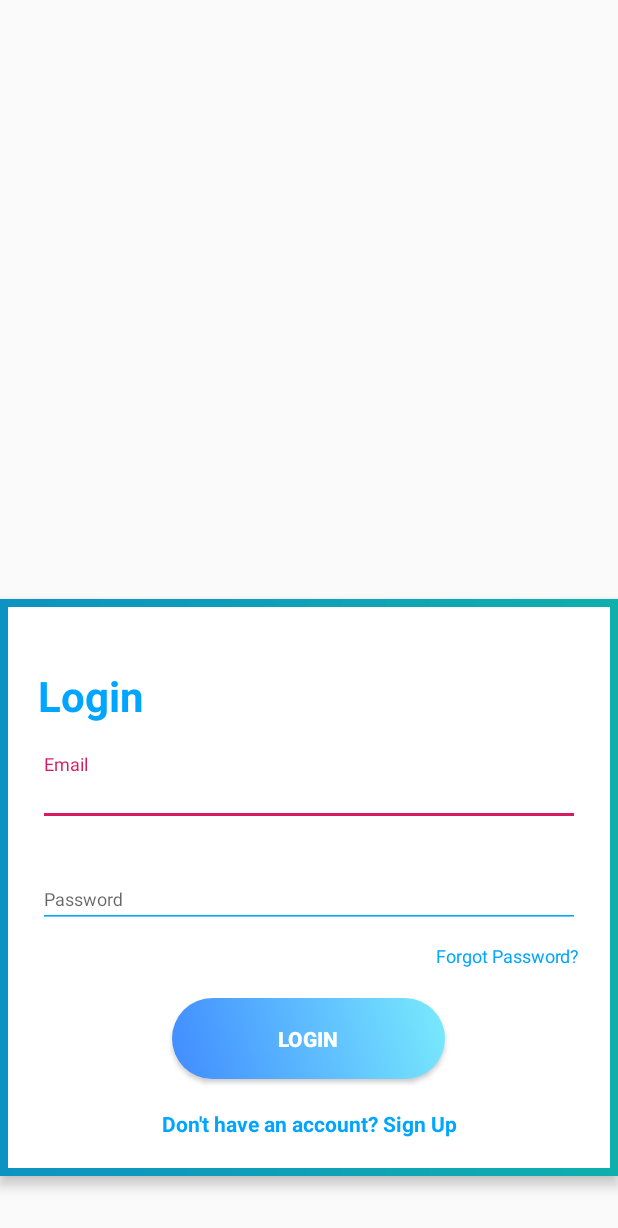
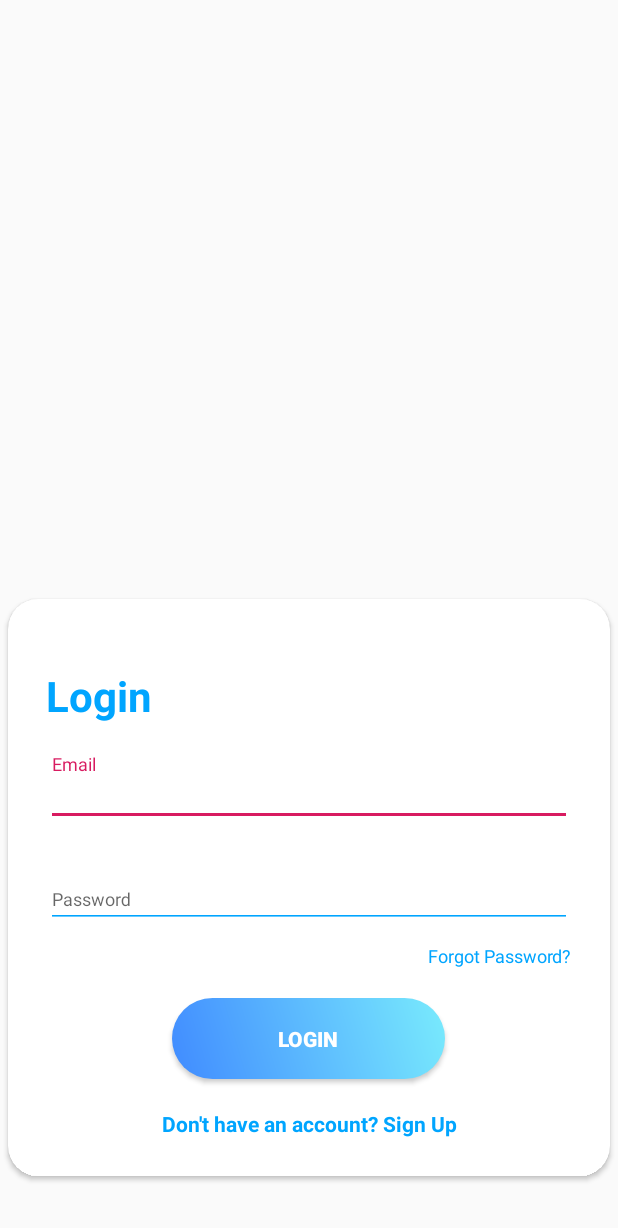
Before and after one commit to havefun77612/Attendance-System, an Android app: the layout layout_login.xml on its own in the app's theme, with its tools: preview values and no code run, on a phone screen of 412 x 824 dp. Shown: the top 1228 px of the screen. Run offline under Robolectric (Android 15) with nearby library versions, the phone set to English and light mode, and no system bars.

Commit message:
adding some modifications on login design

```diff
--- a/app/src/main/res/layout/layout_login.xml
+++ b/app/src/main/res/layout/layout_login.xml
@@ -1,5 +1,5 @@
 <?xml version="1.0" encoding="utf-8"?>
-<androidx.core.widget.NestedScrollView xmlns:android="http://schemas.android.com/apk/res/android"
+<androidx.cardview.widget.CardView xmlns:android="http://schemas.android.com/apk/res/android"
     xmlns:app="http://schemas.android.com/apk/res-auto"
     xmlns:tools="http://schemas.android.com/tools"
     style="@style/loginCard"
@@ -8,6 +8,8 @@
     android:layout_gravity="center"
     android:layout_marginTop="200dp"
     android:layout_marginBottom="@dimen/loginViewsMargin"
+    android:layout_marginRight="5dp"
+    android:layout_marginLeft="5dp"
     tools:showIn="@layout/image_main"
     android:background="@drawable/centre_background">
 
@@ -83,4 +85,4 @@
 
 
     </LinearLayout>
-</androidx.core.widget.NestedScrollView>
+</androidx.cardview.widget.CardView>
```
